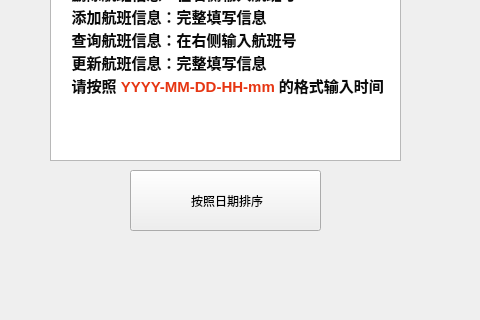
This is Qt/mainwindow.ui in Anduin9527/CivilAviationTicketingSystem as Qt 5 draws it before an edit; both pictures show x 0 to 480 and y 280 to 600 of the 800 by 600 pixel window. The edited form follows.
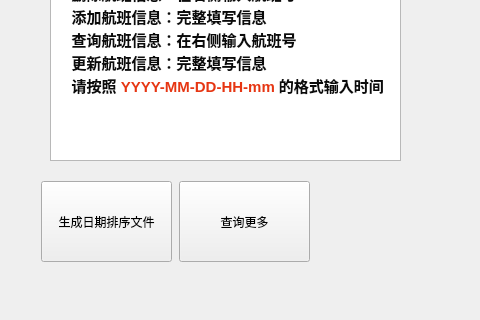
This is the edited form.

What changed in the file:
```diff
--- a/Qt/mainwindow.ui
+++ b/Qt/mainwindow.ui
@@ -416,19 +416,6 @@
      </item>
     </layout>
    </widget>
-   <widget class="QPushButton" name="btnSort">
-    <property name="geometry">
-     <rect>
-      <x>130</x>
-      <y>450</y>
-      <width>191</width>
-      <height>61</height>
-     </rect>
-    </property>
-    <property name="text">
-     <string> 按照日期排序</string>
-    </property>
-   </widget>
    <widget class="QLabel" name="tip">
     <property name="geometry">
      <rect>
@@ -450,6 +437,56 @@
      <string/>
     </property>
    </widget>
+   <widget class="QWidget" name="">
+    <property name="geometry">
+     <rect>
+      <x>40</x>
+      <y>460</y>
+      <width>271</width>
+      <height>83</height>
+     </rect>
+    </property>
+    <layout class="QHBoxLayout" name="horizontalLayout">
+     <item>
+      <widget class="QPushButton" name="btnSort">
+       <property name="minimumSize">
+        <size>
+         <width>131</width>
+         <height>81</height>
+        </size>
+       </property>
+       <property name="maximumSize">
+        <size>
+         <width>131</width>
+         <height>81</height>
+        </size>
+       </property>
+       <property name="text">
+        <string>生成日期排序文件</string>
+       </property>
+      </widget>
+     </item>
+     <item>
+      <widget class="QPushButton" name="btnFindMore">
+       <property name="minimumSize">
+        <size>
+         <width>131</width>
+         <height>81</height>
+        </size>
+       </property>
+       <property name="maximumSize">
+        <size>
+         <width>131</width>
+         <height>81</height>
+        </size>
+       </property>
+       <property name="text">
+        <string>查询更多</string>
+       </property>
+      </widget>
+     </item>
+    </layout>
+   </widget>
   </widget>
   <widget class="QMenuBar" name="menubar">
    <property name="geometry">
```
